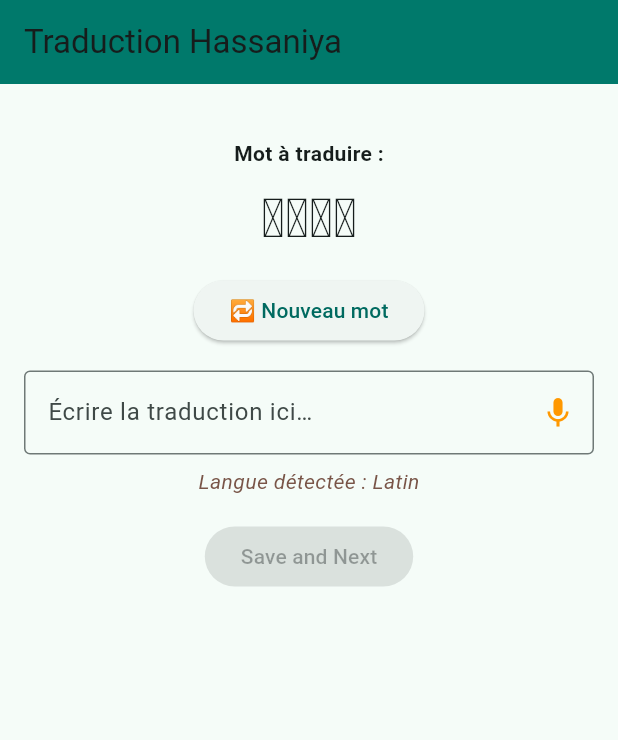
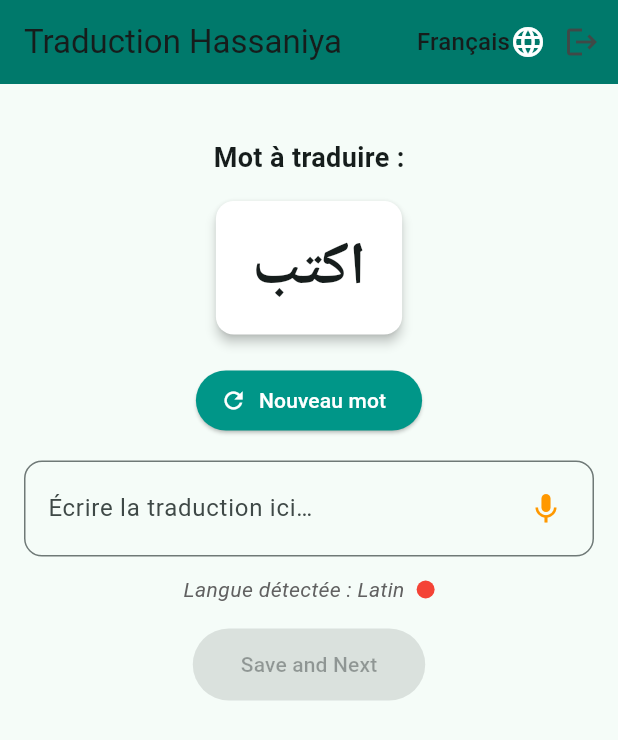
Before and after one commit to khallihenne/hassaniya_tr, a Flutter app: the HomePage screen opened directly, on a phone screen of 412 x 824 dp. Shown: the top 740 px of the screen. Run offline on Flutter 3.47's test engine with Material 3 defaults, Android fonts, the phone set to English and light mode, and no system bars; our stand-ins replace cloud_firestore, firebase_core, firebase_storage, google_fonts; missing offline and left inert: record; accounts and stored records are empty; Roboto replaces fonts that are missing (Amiri, Cairo).

Commit message:
Amélioration UI + option langue + animation micro

```diff
--- a/lib/pages /home_page.dart
+++ b/lib/pages /home_page.dart
@@ -8,7 +8,6 @@ import 'package:google_fonts/google_fonts.dart';
 import 'package:path_provider/path_provider.dart';
 import 'package:record/record.dart';
 import '../services/upload.dart';
-// ⚠️ important
 
 class HomePage extends StatefulWidget {
   const HomePage({super.key});
@@ -17,7 +16,7 @@ class HomePage extends StatefulWidget {
   State<HomePage> createState() => _HomePageState();
 }
 
-class _HomePageState extends State<HomePage> {
+class _HomePageState extends State<HomePage> with SingleTickerProviderStateMixin {
   final TextEditingController _traductionController = TextEditingController();
   List<String> mots = [];
   String motActuel = '';
@@ -26,12 +25,22 @@ class _HomePageState extends State<HomePage> {
   bool _isRecording = false;
   String? _tempAudioPath;
   AudioRecorder? _record;
+  String selectedLang = 'fr';
+
+  late AnimationController _animationController;
 
   @override
   void initState() {
+    _animationController = AnimationController(
+      vsync: this,
+      duration: const Duration(seconds: 1),
+    )..repeat(reverse: true);
+
+    _record = AudioRecorder();
     super.initState();
-    _record = AudioRecorder();
+
     chargerMots();
+
     _traductionController.addListener(() {
       setState(() {
         estArabe = contientArabe(_traductionController.text);
@@ -41,6 +50,7 @@ class _HomePageState extends State<HomePage> {
 
   @override
   void dispose() {
+    _animationController.dispose();
     _record?.dispose();
     _traductionController.dispose();
     super.dispose();
@@ -81,15 +91,11 @@ class _HomePageState extends State<HomePage> {
       final tempDir = await getTemporaryDirectory();
       _tempAudioPath = '${tempDir.path}/${DateTime.now().millisecondsSinceEpoch}.m4a';
       if (_tempAudioPath != null) {
-        await _record!.start(
-          const RecordConfig(),
-          path: _tempAudioPath!,
-        );
+        await _record!.start(const RecordConfig(), path: _tempAudioPath!);
         setState(() => _isRecording = true);
       }
-
     } else {
-      ScaffoldMessenger.of(context).showSnackBar(const SnackBar(content: Text('Permission denied for recording')));
+      ScaffoldMessenger.of(context).showSnackBar(const SnackBar(content: Text('Permission denied')));
     }
   }
 
@@ -99,7 +105,7 @@ class _HomePageState extends State<HomePage> {
       setState(() => _isRecording = false);
       if (path != null) {
         audioFile = File(path);
-        ScaffoldMessenger.of(context).showSnackBar(const SnackBar(content: Text('Audio recorded successfully')));
+        ScaffoldMessenger.of(context).showSnackBar(const SnackBar(content: Text('Audio enregistré')));
       }
     }
   }
@@ -113,14 +119,12 @@ class _HomePageState extends State<HomePage> {
   }
 
   Future<void> _saveAndNext() async {
-    if (_isRecording) {
-      await _stopRecording();
-    }
-    final String texte = _traductionController.text;
-    if (texte.isEmpty && audioFile == null) {
-      return;
-    }
-    final String langue = texte.isEmpty ? 'arabe' : (estArabe ? 'arabe' : 'latin');
+    if (_isRecording) await _stopRecording();
+
+    final texte = _traductionController.text;
+    if (texte.isEmpty && audioFile == null) return;
+
+    final langue = texte.isEmpty ? 'arabe' : (estArabe ? 'arabe' : 'latin');
     await UploadService.enregistrerTraduction(
       mot: motActuel,
       texte: texte,
@@ -130,63 +134,132 @@ class _HomePageState extends State<HomePage> {
     afficherMotAleatoire();
   }
 
+  String tr(String key) {
+    final translations = {
+      'fr': {
+        'title': 'Mot à traduire :',
+        'new_word': 'Nouveau mot',
+        'lang_detected': 'Langue détectée',
+      },
+      'en': {
+        'title': 'Word to translate:',
+        'new_word': 'New word',
+        'lang_detected': 'Detected language',
+      },
+      'ar': {
+        'title': 'الكلمة المطلوب ترجمتها :',
+        'new_word': 'كلمة جديدة',
+        'lang_detected': 'اللغة المكتشفة',
+      },
+    };
+    return translations[selectedLang]?[key] ?? key;
+  }
+
   @override
   Widget build(BuildContext context) {
+    final langueText = estArabe
+        ? (selectedLang == 'ar' ? 'العربية' : 'Arabe')
+        : (selectedLang == 'ar' ? 'لاتينية' : 'Latin');
+    final langueColor = estArabe ? Colors.green : Colors.red;
+
     return Scaffold(
       backgroundColor: const Color.fromARGB(255, 245, 252, 248),
       appBar: AppBar(
         title: const Text('Traduction Hassaniya'),
         backgroundColor: Colors.teal[700],
+        actions: [
+          DropdownButton<String>(
+            value: selectedLang,
+            underline: const SizedBox(),
+            icon: const Icon(Icons.language, color: Colors.white),
+            dropdownColor: Colors.white,
+            onChanged: (value) => setState(() => selectedLang = value!),
+            items: const [
+              DropdownMenuItem(value: 'fr', child: Text('Français')),
+              DropdownMenuItem(value: 'en', child: Text('English')),
+              DropdownMenuItem(value: 'ar', child: Text('العربية')),
+            ],
+          ),
+          IconButton(
+            icon: const Icon(Icons.logout),
+            tooltip: 'Se déconnecter',
+            onPressed: () => Navigator.pushReplacementNamed(context, '/login'),
+          ),
+        ],
       ),
-      body: Padding(
+      body: SingleChildScrollView(
         padding: const EdgeInsets.all(16),
         child: Column(
           crossAxisAlignment: CrossAxisAlignment.center,
           children: [
             const SizedBox(height: 20),
             Text(
-              'Mot à traduire :',
-              style: GoogleFonts.cairo(fontWeight: FontWeight.bold),
-            ),
-            const SizedBox(height: 8),
-            Text(
-              motActuel,
-              style: GoogleFonts.amiri(fontSize: 36, fontWeight: FontWeight.bold),
+              tr('title'),
+              style: GoogleFonts.cairo(fontWeight: FontWeight.bold, fontSize: 18),
             ),
             const SizedBox(height: 12),
-            ElevatedButton(
-              onPressed: afficherMotAleatoire,
-              child: const Text('🔁 Nouveau mot'),
+            Card(
+              shape: RoundedRectangleBorder(borderRadius: BorderRadius.circular(12)),
+              elevation: 3,
+              color: Colors.white,
+              child: Padding(
+                padding: const EdgeInsets.symmetric(horizontal: 24, vertical: 16),
+                child: Text(
+                  motActuel,
+                  style: GoogleFonts.amiri(fontSize: 40, fontWeight: FontWeight.bold),
+                  textAlign: TextAlign.center,
+                ),
+              ),
             ),
             const SizedBox(height: 16),
-
+            ElevatedButton.icon(
+              onPressed: afficherMotAleatoire,
+              icon: const Icon(Icons.refresh),
+              label: Text(tr('new_word')),
+              style: ElevatedButton.styleFrom(
+                backgroundColor: Colors.teal,
+                foregroundColor: Colors.white,
+                shape: RoundedRectangleBorder(borderRadius: BorderRadius.circular(30)),
+              ),
+            ),
+            const SizedBox(height: 16),
             TextField(
               controller: _traductionController,
               decoration: InputDecoration(
                 hintText: 'Écrire la traduction ici…',
-                border: const OutlineInputBorder(),
-                suffixIcon: IconButton(
-                  icon: Icon(
-                    _isRecording ? Icons.stop : Icons.mic,
-                    color: _isRecording ? Colors.red : Colors.orange,
-                  ),
-                  onPressed: _toggleRecording,
-                ),
+                border: OutlineInputBorder(borderRadius: BorderRadius.circular(12)),
+                suffixIcon: _buildAnimatedMic(),
               ),
             ),
-            const SizedBox(height: 8),
-            Text(
-              estArabe ? 'Langue détectée : Arabe' : 'Langue détectée : Latin',
-              style: TextStyle(
-                fontStyle: FontStyle.italic,
-                color: estArabe ? Colors.deepPurple : Colors.brown,
-              ),
+            const SizedBox(height: 12),
+            Row(
+              mainAxisAlignment: MainAxisAlignment.center,
+              children: [
+                Text(
+                  '${tr('lang_detected')} : $langueText',
+                  style: TextStyle(
+                    fontStyle: FontStyle.italic,
+                    color: Colors.grey[700],
+                  ),
+                ),
+                const SizedBox(width: 8),
+                CircleAvatar(
+                  radius: 6,
+                  backgroundColor: langueColor,
+                ),
+              ],
             ),
             const SizedBox(height: 16),
             ElevatedButton(
               onPressed: (_traductionController.text.isNotEmpty || audioFile != null || _isRecording)
                   ? _saveAndNext
                   : null,
+              style: ElevatedButton.styleFrom(
+                backgroundColor: Colors.teal[700],
+                foregroundColor: Colors.white,
+                shape: RoundedRectangleBorder(borderRadius: BorderRadius.circular(30)),
+                padding: const EdgeInsets.symmetric(horizontal: 32, vertical: 14),
+              ),
               child: const Text('Save and Next'),
             ),
           ],
@@ -194,4 +267,32 @@ class _HomePageState extends State<HomePage> {
       ),
     );
   }
+
+  Widget _buildAnimatedMic() {
+    return AnimatedBuilder(
+      animation: _animationController,
+      builder: (_, child) {
+        return Container(
+          margin: const EdgeInsets.all(8),
+          decoration: BoxDecoration(
+            shape: BoxShape.circle,
+            boxShadow: _isRecording
+                ? [
+              BoxShadow(
+                color: Colors.orange.withOpacity(0.6),
+                blurRadius: 10 * _animationController.value + 2,
+                spreadRadius: 1.5 * _animationController.value,
+              ),
+            ]
+                : [],
+          ),
+          child: IconButton(
+            icon: Icon(_isRecording ? Icons.stop : Icons.mic),
+            color: _isRecording ? Colors.red : Colors.orange,
+            onPressed: _toggleRecording,
+          ),
+        );
+      },
+    );
+  }
 }
--- a/pubspec.yaml
+++ b/pubspec.yaml
@@ -10,6 +10,7 @@ environment:
 dependencies:
   flutter:
     sdk: flutter
+
 
   cupertino_icons: ^1.0.8
   google_fonts: ^6.1.0
@@ -30,3 +31,4 @@ flutter:
   uses-material-design: true
   assets:
     - assets/mots.csv
+    - assets/images/img.png
```
Also changed, not shown: lib/Login/login.dart (added, +99 -0 lines), lib/main.dart (+10 -8 lines), assets/images/img.png (added).
